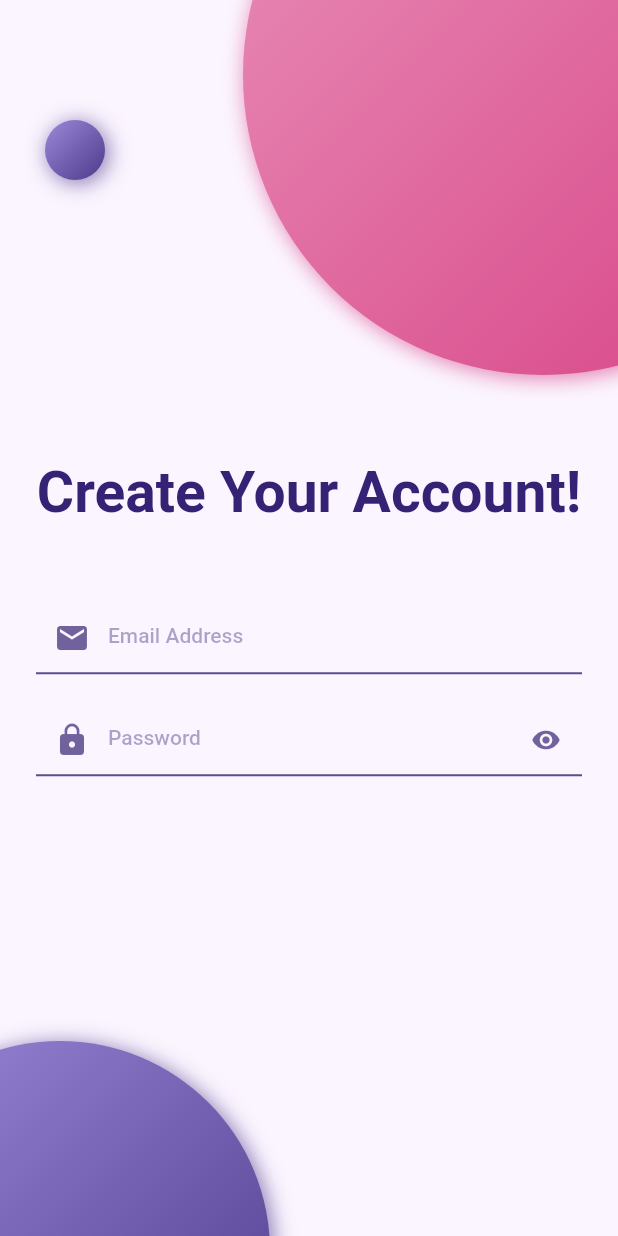
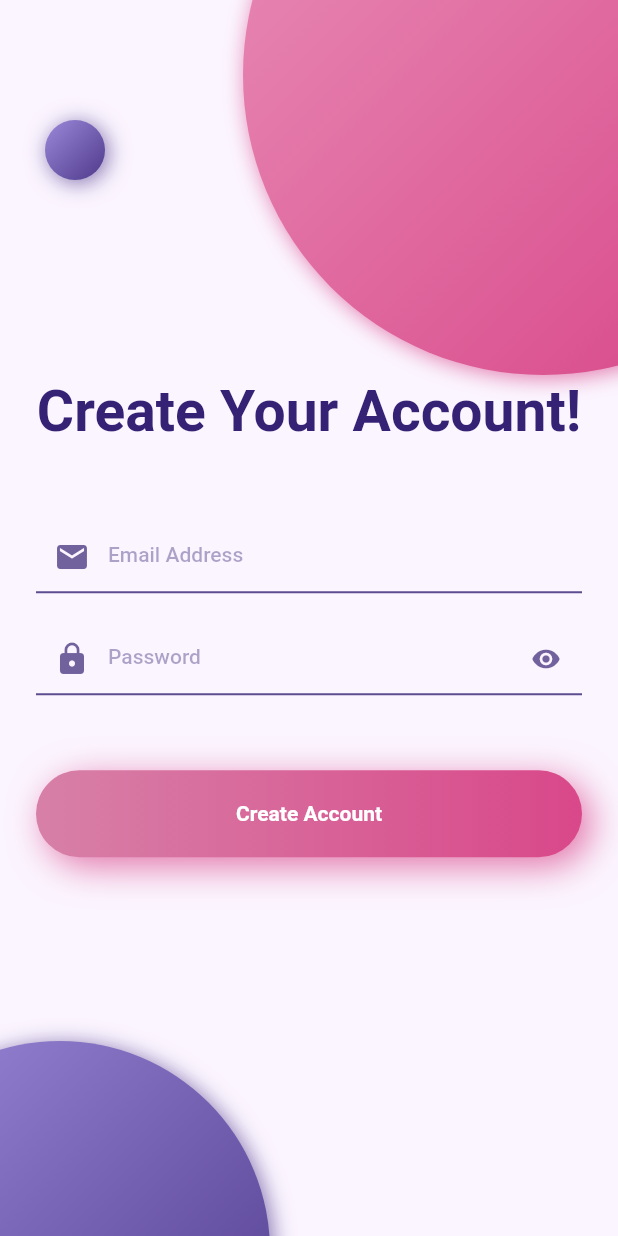
Before and after one commit to cparragatorres/flutter_codigo5_ui, a Flutter app: the screen it shows after launch, on a phone screen of 412 x 824 dp. Run offline on Flutter 3.47's test engine with Material 2 defaults, Android fonts, the phone set to English and light mode, and no system bars; our stand-ins replace flutter_svg, google_fonts.

Commit message:
Login2 6

```diff
--- a/lib/pages/login2_page.dart
+++ b/lib/pages/login2_page.dart
@@ -127,6 +127,42 @@ class Login2Page extends StatelessWidget {
                           ),
                         ),
                       ),
+                      const SizedBox(
+                        height: 50.0,
+                      ),
+
+                      Container(
+                        height: 58.0,
+                        width: double.infinity,
+                        decoration: BoxDecoration(
+                          color: Colors.red,
+                          borderRadius: BorderRadius.circular(40.0),
+                          gradient: LinearGradient(
+                            begin: Alignment.centerRight,
+                            end: Alignment.centerLeft,
+                            colors: [
+                              Color(0xffD9488A),
+                              Color(0xffD780A7),
+                            ],
+                          ),
+                          boxShadow: [
+                            BoxShadow(
+                              color: Color(0xffD9488A).withOpacity(0.75),
+                              offset: const Offset(6, 6),
+                              blurRadius: 20.0
+                            ),
+                          ]
+                        ),
+                        alignment: Alignment.center,
+                        child: Text(
+                          "Create Account",
+                          style: TextStyle(
+                            color: Colors.white,
+                            fontWeight: FontWeight.bold,
+                          ),
+                        ),
+                      ),
+
                     ],
                   ),
                 ),
```
